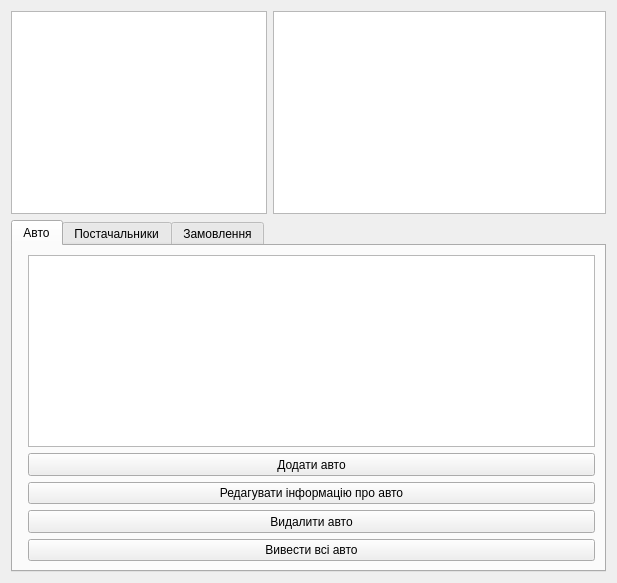
Old version of the form admin.ui in the repository Ultrafiolet4/Module_4.
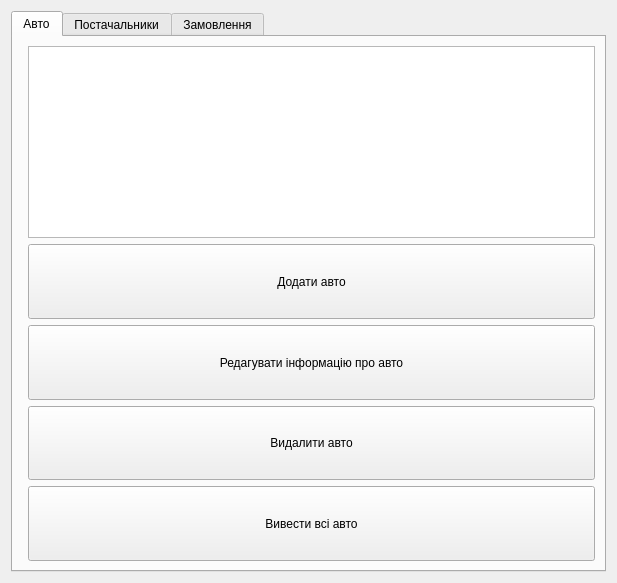
New version of the form. The open tabs and pages were chosen to show the change.

Diff of the .ui file:
```diff
--- a/admin.ui
+++ b/admin.ui
@@ -14,14 +14,14 @@
    <string>Form</string>
   </property>
   <layout class="QFormLayout" name="formLayout_4">
-   <item row="1" column="1">
-    <widget class="QTableView" name="admin_vw"/>
-   </item>
-   <item row="1" column="0">
-    <widget class="QTreeView" name="marka_tr"/>
-   </item>
-   <item row="2" column="0" colspan="2">
+   <item row="0" column="0" colspan="2">
     <widget class="QTabWidget" name="tabWidget">
+     <property name="sizePolicy">
+      <sizepolicy hsizetype="Expanding" vsizetype="Expanding">
+       <horstretch>0</horstretch>
+       <verstretch>0</verstretch>
+      </sizepolicy>
+     </property>
      <property name="currentIndex">
       <number>2</number>
      </property>
```
Left out of the diff: 2 changed lines with no effect on the pictures.
